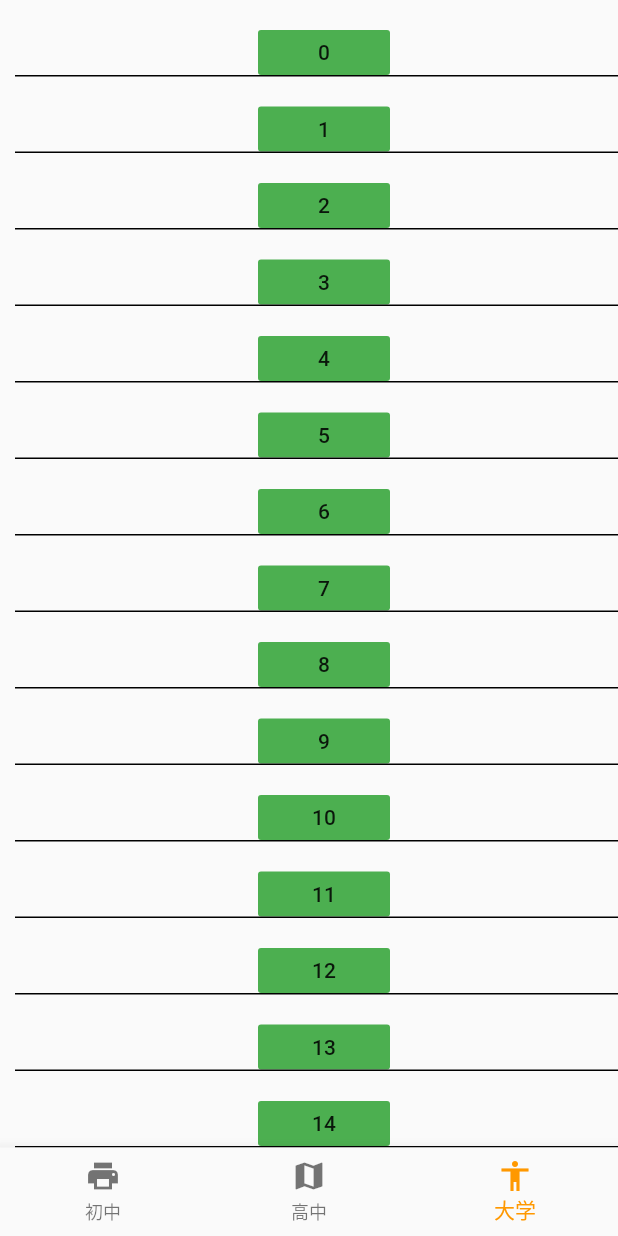
After one commit to dahaibushen/flutterRequest, a Flutter app: the screen it shows after launch, item 3 of the bottom bar chosen, on a phone screen of 412 x 824 dp. The commit adds this screen. Run offline on Flutter 3.47's test engine with Material 2 defaults, Android fonts, the phone set to English and light mode, and no system bars; our stand-ins replace shared_preferences.

Commit message:
flutter代码功能练习

```diff
--- /dev/null
+++ b/flutterdemotest/lib/fourthpage.dart
@@ -0,0 +1,75 @@
+import 'package:flutter/material.dart';
+import 'package:flutterdemotest/fourthdetailpage.dart';
+
+class fourthpage extends StatelessWidget{
+  @override
+  Widget build(BuildContext context) {
+    // TODO: implement build
+    return MaterialApp(
+      home:  createFourPage(),
+    );
+  }
+}
+
+class createFourPage extends StatefulWidget{
+  @override
+  fourpagestate createState() => fourpagestate();
+}
+
+class fourpagestate extends State<createFourPage>{
+  bool ischeck = false;
+  @override
+  Widget build(BuildContext context) {
+    // TODO: implement build
+    return Scaffold(
+      //疑问：如何设置cell高度呢
+
+      body: new ListView.separated(
+        padding: EdgeInsets.fromLTRB(10, 0, 0, 0),
+          itemBuilder: (BuildContext context, int index) {
+            //Container 容器 可以试着做一些别的控件的载体
+            return new Container(
+              alignment: Alignment.center,
+              child: new FlatButton(onPressed: (){
+                print('=====select at ${index}=====');
+                clickatindex(index,context);
+              },
+                  onHighlightChanged:(bool){
+
+                  },
+                  color: Colors.green,
+                  child: Text('${index}')
+              ),
+              padding: EdgeInsets.fromLTRB(10, 20, 0, 0),
+              height: 50.0,
+
+            );
+
+          },
+          separatorBuilder: (BuildContext context, int index) {
+            return new Container(height: 1.0, color: Colors.black);
+          },
+          itemCount: 40),
+    );
+  }
+}
+
+void clickatindex(int selectnum,BuildContext context){
+  //通过router跳转到指定界面  这个地方是present 还是push 呢
+  Navigator.push(context, MaterialPageRoute(builder: (context) {
+    return fourthdetailpage();
+  }));
+
+}
+
+Widget _getContainer(String test ,IconData icon){
+  return new Container(
+    height: 80.0,
+    color: Colors.green,
+    child: ListTile(
+      leading: Icon(Icons.share),
+    )
+    //如果这里增加一条横线呢，这个如何处理
+
+  );
+}
--- a/flutterdemotest/lib/main.dart
+++ b/flutterdemotest/lib/main.dart
@@ -2,6 +2,7 @@ import 'package:flutter/material.dart';
 import 'package:flutterdemotest/firstpage.dart';
 import 'package:flutterdemotest/seondpage.dart';
 import 'package:flutterdemotest/thridpage.dart';
+import 'package:flutterdemotest/fourthpage.dart';
 
 void main() => runApp(MyApp());
 
@@ -16,10 +17,13 @@ class MyApp extends StatelessWidget {
         primarySwatch: Colors.orange,
       ),
       routes: <String ,WidgetBuilder>{
+          '/firstpage': (context)=>new firstpage(),
+        '/fourthdetailpage': (context)=>new fourthpage(),
 
       },
 //      home: new firstpage(),
       home: MyHomePage(title: 'Flutter Demo Home Page'),
+
     );
   }
 }
@@ -30,12 +34,13 @@ class  MyHomePage extends StatefulWidget{
   final String title;
   @override
   MyHomePageState createState() => new MyHomePageState();
+
+
 }
 
 class  MyHomePageState extends State<MyHomePage>{
   int _tabindex = 0;
-  var appbartitles = ['小学','中学','高中'];
-  var  _pagelit = [new firstpage(),new secondpage(),new thridpage()];
+  var  _pagelit = [new createsecond(),new thridpage(),new fourthpage()];//new firstpage(),
 
 
   @override
@@ -45,9 +50,10 @@ class  MyHomePageState extends State<MyHomePage>{
       body: _pagelit[_tabindex],
       bottomNavigationBar: new BottomNavigationBar(
           items:<BottomNavigationBarItem>[
-            new BottomNavigationBarItem(icon: Icon(Icons.add),title: Text('小学')),
+//            new BottomNavigationBarItem(icon: Icon(Icons.add),title: Text('小学')),
             new BottomNavigationBarItem(icon: Icon(Icons.print),title: Text('初中')),
             new BottomNavigationBarItem(icon: Icon(Icons.map),title: Text('高中')),
+            new BottomNavigationBarItem(icon: Icon(Icons.accessibility),title: Text('大学')),
           ],
         currentIndex: _tabindex,
         onTap: (index){
@@ -59,3 +65,16 @@ class  MyHomePageState extends State<MyHomePage>{
     );
   }
 }
+
+//class _TestNotificationState extends State<MyHomePage>{
+//
+//}
+
+
+
+
+class MyNotification extends Notification {
+  MyNotification(this.msg);
+
+  final String msg;
+}
--- a/flutterdemotest/pubspec.yaml
+++ b/flutterdemotest/pubspec.yaml
@@ -27,6 +27,7 @@ dependencies:
   dio: ^2.0.11
   build_runner: ^1.1.3
   json_annotation: ^2.0.3
+  shared_preferences: ^0.5.0
 
 dev_dependencies:
   flutter_test:
```
Also changed, not shown: flutterdemotest/lib/firstpage.dart (+45 -22 lines), flutterdemotest/lib/fourthdetailpage.dart (added, +27 -0 lines), flutterdemotest/lib/fourthdetailsecondpage.dart (added, +22 -0 lines), flutterdemotest/lib/seondpage.dart (+52 -26 lines), flutterdemotest/lib/thridpage.dart (+33 -6 lines), flutterdemotest/pubspec.lock, 4 other files.
